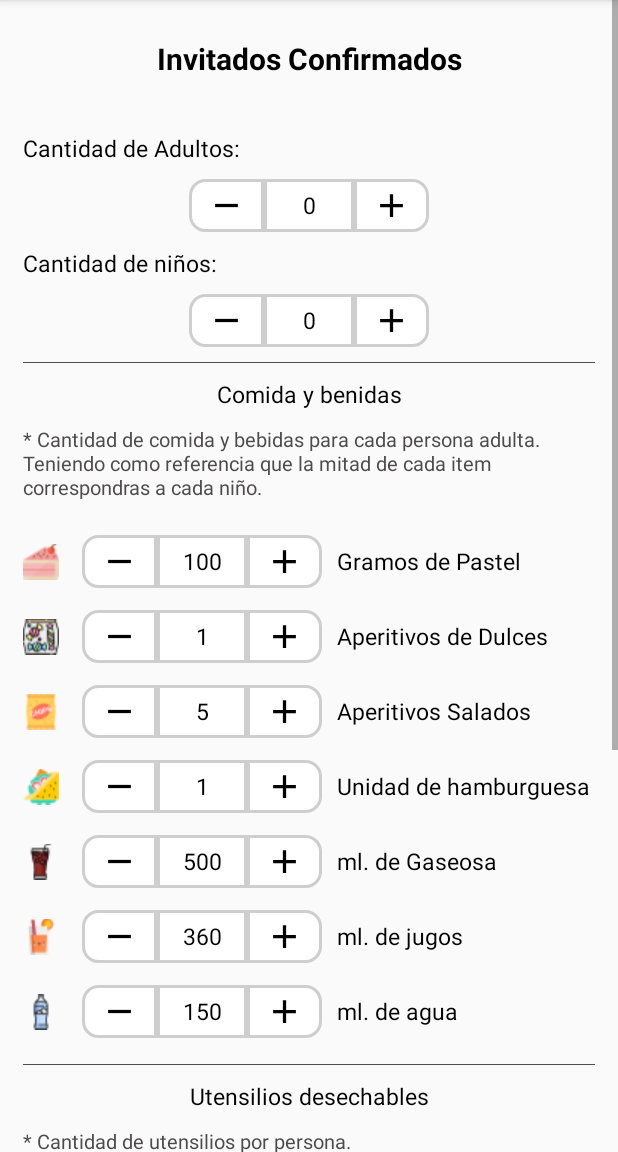
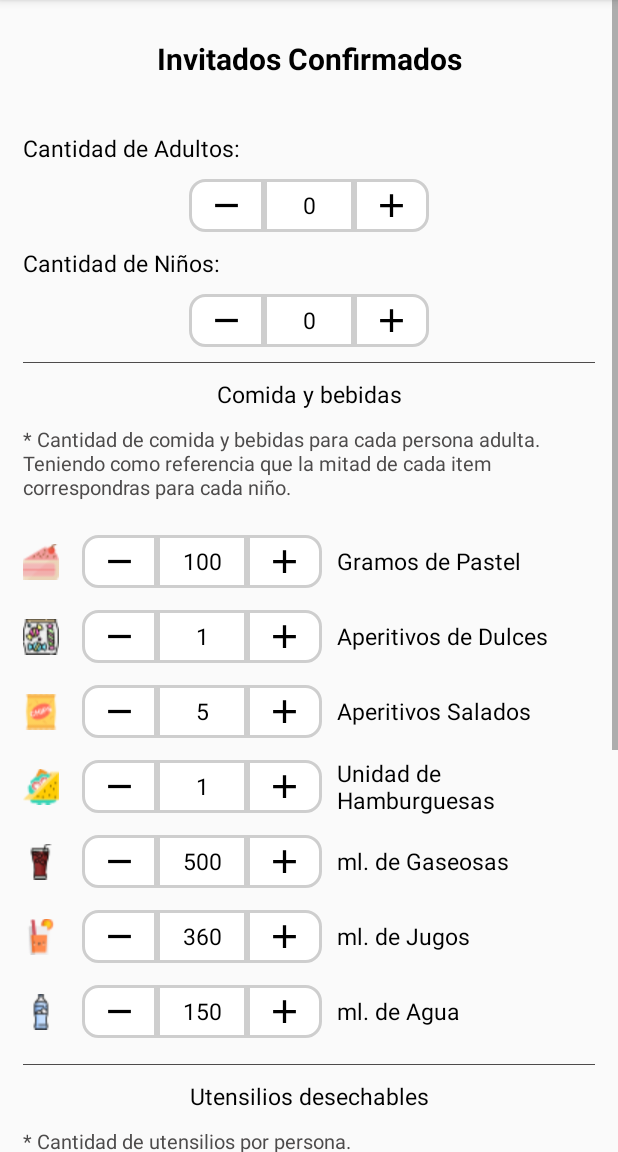
Before and after one commit to michelegaby/IdeaUnica, an Android app: the fragment CalculadoraFragment shown on its own in the app's theme, on a phone screen of 412 x 824 dp, the part 84-1236 px from its top. Run offline under Robolectric (Android 15) with nearby library versions, the light colour scheme and no system bars; network calls fail; 1 statement that could not run was skipped.

Commit message:
comienzo 24-09-2020

```diff
--- a/app/build.gradle
+++ b/app/build.gradle
@@ -4,10 +4,10 @@ android {
     compileSdkVersion 28
     defaultConfig {
         applicationId "com.michele.ideaunica"
-        minSdkVersion 27
+        minSdkVersion 25
         targetSdkVersion 28
-        versionCode 3
-        versionName "1.2"
+        versionCode 5
+        versionName '3.0'
         testInstrumentationRunner "androidx.test.runner.AndroidJUnitRunner"
 
         vectorDrawables.useSupportLibrary = true
--- a/app/src/main/res/layout/fragment_calculadora.xml
+++ b/app/src/main/res/layout/fragment_calculadora.xml
@@ -59,7 +59,7 @@
                 android:scaleType="fitCenter"/>
         </LinearLayout>
         <TextView
-            android:text="Cantidad de niños:"
+            android:text="Cantidad de Niños:"
             android:textSize="15sp"
             android:textColor="#000"
             android:layout_marginVertical="10dp"
@@ -106,7 +106,7 @@
             android:background="#4D4B4B"/>
 
         <TextView
-            android:text="Comida y benidas"
+            android:text="Comida y bebidas"
             android:gravity="center"
             android:textSize="15sp"
             android:textColor="#000"
@@ -114,7 +114,7 @@
             android:layout_height="wrap_content"
             android:layout_marginBottom="10dp"/>
         <TextView
-            android:text="* Cantidad de comida y bebidas para cada persona adulta. Teniendo como referencia que la mitad de cada item correspondras a cada niño."
+            android:text="* Cantidad de comida y bebidas para cada persona adulta. Teniendo como referencia que la mitad de cada item correspondras para cada niño."
             android:textSize="13sp"
             android:textColor="#4D4B4B"
             android:layout_marginBottom="15dp"
@@ -299,7 +299,7 @@
                 android:scaleType="fitCenter"/>
             <TextView
                 android:layout_marginStart="10dp"
-                android:text="Unidad de hamburguesa"
+                android:text="Unidad de Hamburguesas"
                 android:textSize="15sp"
                 android:textColor="#000"
                 android:layout_width="wrap_content"
@@ -345,7 +345,7 @@
                 android:scaleType="fitCenter"/>
             <TextView
                 android:layout_marginStart="10dp"
-                android:text="ml. de Gaseosa"
+                android:text="ml. de Gaseosas"
                 android:textSize="15sp"
                 android:textColor="#000"
                 android:layout_width="wrap_content"
@@ -391,7 +391,7 @@
                 android:scaleType="fitCenter"/>
             <TextView
                 android:layout_marginStart="10dp"
-                android:text="ml. de jugos"
+                android:text="ml. de Jugos"
                 android:textSize="15sp"
                 android:textColor="#000"
                 android:layout_width="wrap_content"
@@ -437,7 +437,7 @@
                 android:scaleType="fitCenter"/>
             <TextView
                 android:layout_marginStart="10dp"
-                android:text="ml. de agua"
+                android:text="ml. de Agua"
                 android:textSize="15sp"
                 android:textColor="#000"
                 android:layout_width="wrap_content"
@@ -551,7 +551,7 @@
                 android:scaleType="fitCenter"/>
             <TextView
                 android:layout_marginStart="10dp"
-                android:text="Unidad de vasos"
+                android:text="Unidad de Vasos"
                 android:textSize="15sp"
                 android:textColor="#000"
                 android:layout_width="wrap_content"
@@ -597,7 +597,7 @@
                 android:scaleType="fitCenter"/>
             <TextView
                 android:layout_marginStart="10dp"
-                android:text="Unidad de cucharas"
+                android:text="Unidad de Cucharas"
                 android:textSize="15sp"
                 android:textColor="#000"
                 android:layout_width="wrap_content"
@@ -643,7 +643,7 @@
                 android:scaleType="fitCenter"/>
             <TextView
                 android:layout_marginStart="10dp"
-                android:text="Unidad de tenedores"
+                android:text="Unidad de Tenedores"
                 android:textSize="15sp"
                 android:textColor="#000"
                 android:layout_width="wrap_content"
@@ -735,7 +735,7 @@
                 android:scaleType="fitCenter"/>
             <TextView
                 android:layout_marginStart="10dp"
-                android:text="Unidad de copas"
+                android:text="Unidad de Copas"
                 android:textSize="15sp"
                 android:textColor="#000"
                 android:layout_width="wrap_content"
```
Also changed, not shown: app/src/main/java/com/michele/ideaunica/ui/calculadora/CalculadoraFragment.java (+12 -12 lines), 2 other files.
